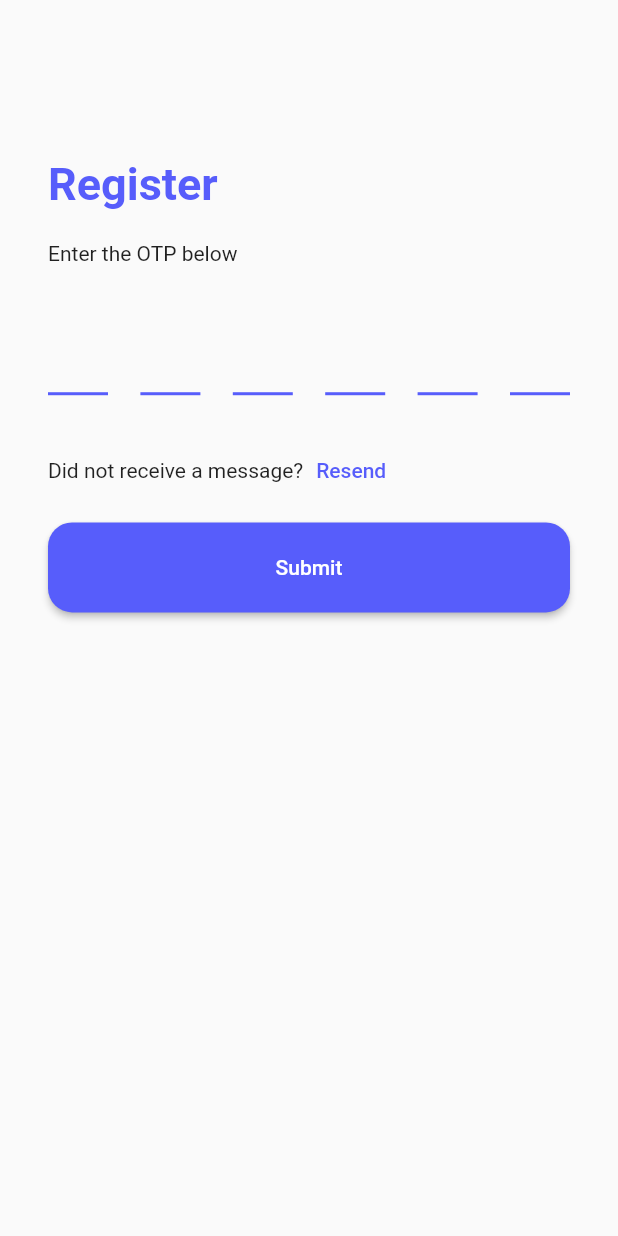
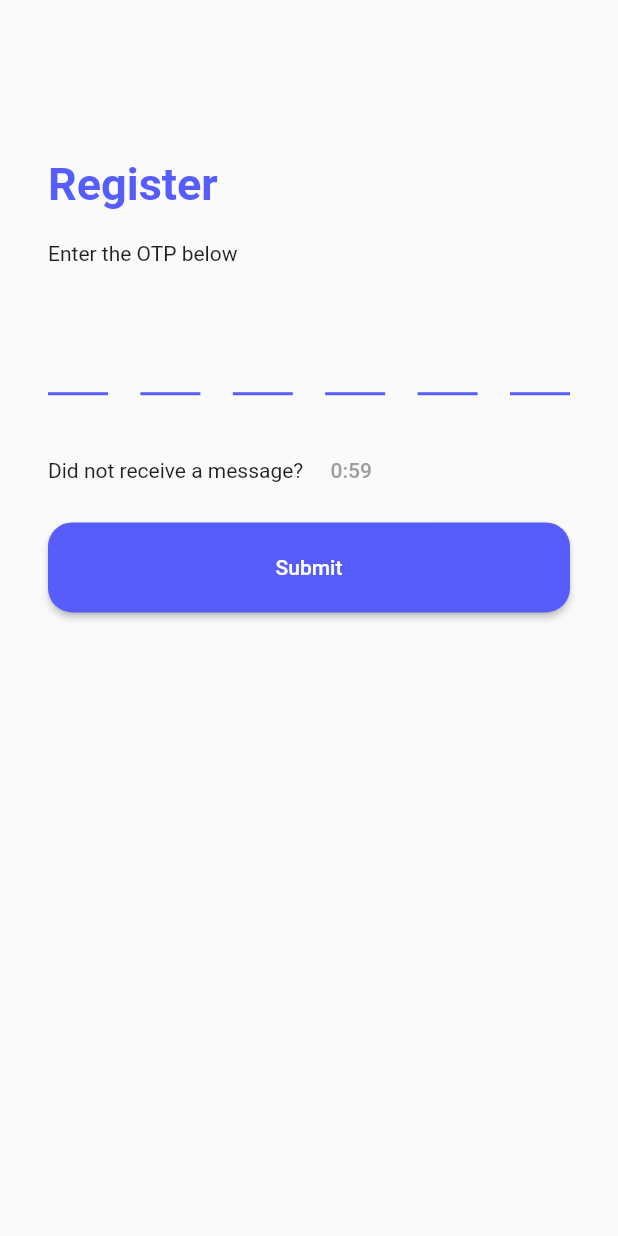
Before and after one commit to arpit-batra/Reeno, a Flutter app: the OtpScreen screen opened by its route, on a phone screen of 412 x 824 dp. Run offline on Flutter 3.47's test engine with Material 2 defaults, Android fonts, the light colour scheme and no system bars; drawn by our look-alikes of pin_code_fields; our stand-ins replace firebase_auth, firebase_core, flutter_svg, google_sign_in; accounts and stored records are empty.

Commit message:
Resending OTP after timeout added

```diff
--- a/lib/screens/login_screen.dart
+++ b/lib/screens/login_screen.dart
@@ -83,6 +83,8 @@ class SignInScreen extends StatelessWidget {
                   const SizedBox(
                     height: 20,
                   ),
+
+                  //Google Login Button
                   TextButton.icon(
                     key: const ValueKey('Continue with Google'),
                     onPressed: signInWithGoogle,
@@ -97,9 +99,12 @@ class SignInScreen extends StatelessWidget {
                     ),
                     style: loginScreenButtonStyle(),
                   ),
+
                   const SizedBox(
                     height: 20,
                   ),
+
+                  //Phone Login Button
                   TextButton.icon(
                     key: const ValueKey('Continue with Phone'),
                     onPressed: () {
--- a/lib/screens/otp_screen.dart
+++ b/lib/screens/otp_screen.dart
@@ -1,20 +1,39 @@
+import 'dart:async';
+
 import 'package:flutter/material.dart';
 import 'package:pin_code_fields/pin_code_fields.dart';
+import 'package:reeno/widgets/login_widgets/resend_widget.dart';
 
-class OtpScreen extends StatelessWidget {
+class OtpScreen extends StatefulWidget {
   static const routeName = '/otp-screen';
 
   const OtpScreen({Key? key}) : super(key: key);
 
   @override
-  Widget build(BuildContext context) {
+  State<OtpScreen> createState() => _OtpScreenState();
+}
+
+class _OtpScreenState extends State<OtpScreen> {
+  var phoneNumber;
+  bool _firstLoad = true;
   final _otpTextController = TextEditingController();
+
+  @override
+  void didChangeDependencies() {
+    super.didChangeDependencies();
+    if (_firstLoad) {
+      phoneNumber = ModalRoute.of(context)!.settings.arguments;
+    }
+    _firstLoad = false;
+  }
 
   void submitOtp() {
     print(_otpTextController.text);
     Navigator.of(context).pop(_otpTextController.text);
   }
 
+  @override
+  Widget build(BuildContext context) {
     return Scaffold(
         resizeToAvoidBottomInset: false,
         body: SafeArea(
@@ -59,7 +78,7 @@ class OtpScreen extends StatelessWidget {
                   child: Row(
                     children: [
                       const Text('Did not receive a message?'),
-                      TextButton(onPressed: () {}, child: const Text('Resend'))
+                      ResendWidget(phoneNumber),
                     ],
                   ),
                 ),
--- /dev/null
+++ b/lib/widgets/login_widgets/resend_widget.dart
@@ -0,0 +1,58 @@
+import 'dart:async';
+
+import 'package:flutter/material.dart';
+import 'package:reeno/helpers/phone_authentication.dart';
+
+//Should be less than or equal to 60
+const timeLimit = 60;
+
+class ResendWidget extends StatefulWidget {
+  final phoneNumber;
+  const ResendWidget(this.phoneNumber, {Key? key}) : super(key: key);
+
+  @override
+  _ResendWidgetState createState() => _ResendWidgetState();
+}
+
+class _ResendWidgetState extends State<ResendWidget> {
+  var _ticker = 0;
+  var showResend = false;
+  var _timer;
+  @override
+  void initState() {
+    super.initState();
+    _timer = Timer.periodic(const Duration(seconds: 1), (timer) {
+      setState(() {
+        _ticker = timer.tick;
+        if (timeLimit - _ticker == 0) showResend = true;
+        if (_ticker == timeLimit) {
+          timer.cancel();
+        }
+      });
+    });
+  }
+
+  @override
+  Widget build(BuildContext context) {
+    return TextButton(
+        onPressed: showResend
+            ? () {
+                Navigator.of(context).pop();
+                PhoneAuthentication.verifyPhone(widget.phoneNumber, context);
+              }
+            : null,
+        child: showResend
+            ? const Text('Resend')
+            : Text(
+                '0:${timeLimit - _ticker}',
+                style: const TextStyle(color: Colors.grey),
+                textAlign: TextAlign.start,
+              ));
+  }
+
+  @override
+  void dispose() {
+    super.dispose();
+    _timer.cancel();
+  }
+}
```
Also changed, not shown: lib/helpers/phone_authentication.dart (+39 -47 lines), lib/screens/phone_login_screen.dart (+22 -6 lines), lib/helpers/google_authentication.dart (added). Lines whose indentation alone changed are shown as unchanged.
